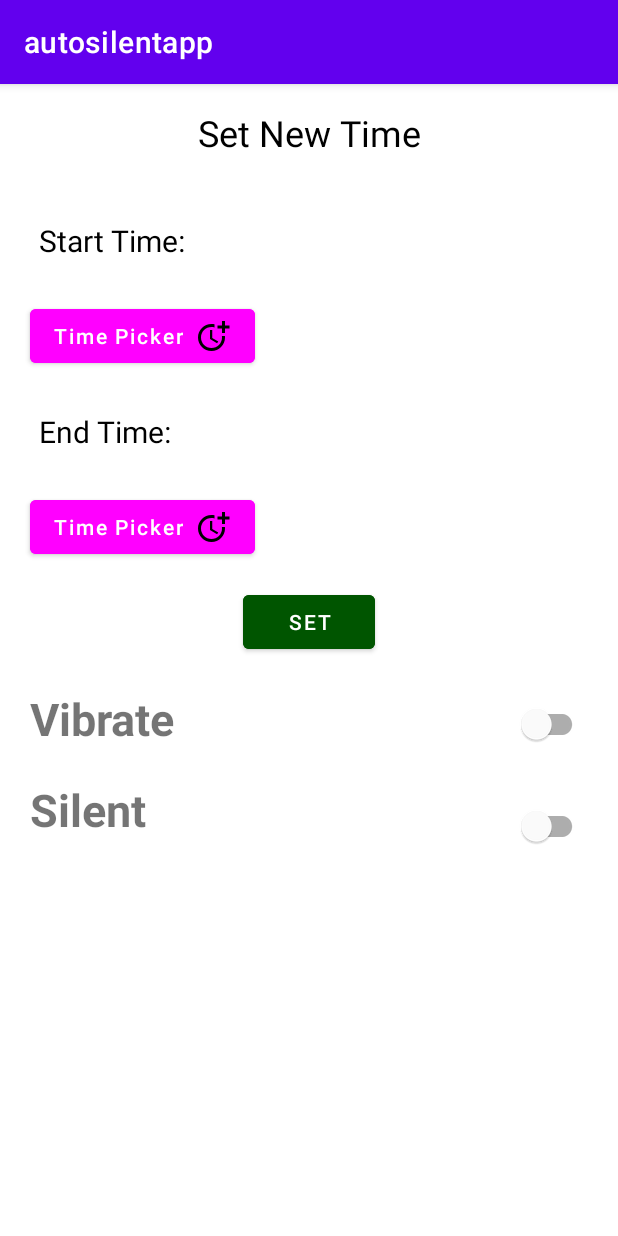
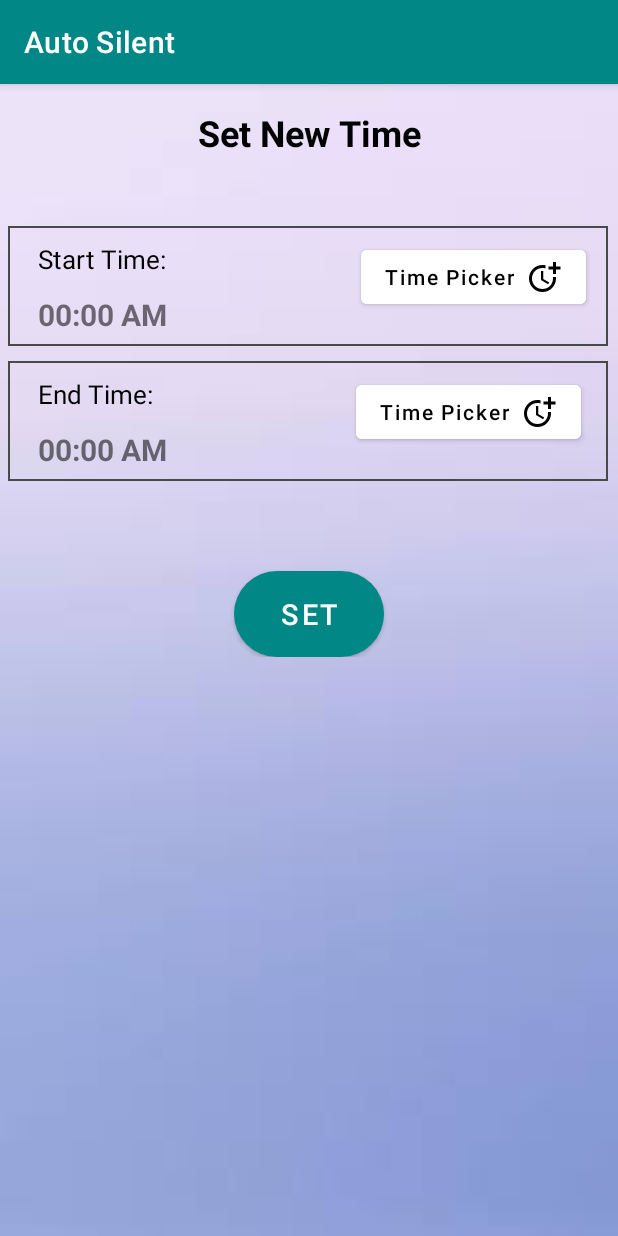
Before and after one commit to Zohaib-96/ProjectAutoSi, an Android app: the screen it shows after launch (MainActivity), after a tap on "TODO", on a phone screen of 412 x 824 dp. Run offline under Robolectric (Android 15) with nearby library versions, the phone set to English and light mode, and no system bars; our stand-ins replace Room's generated code, data binding; libraries missing offline, so code that uses them is left out: it.xabaras.android.

Commit message:
Initial Commit

```diff
--- a/app/src/main/java/com/example/autosilentapp/MainActivity.kt
+++ b/app/src/main/java/com/example/autosilentapp/MainActivity.kt
@@ -13,6 +13,6 @@ class MainActivity : AppCompatActivity() {
             supportFragmentManager.findFragmentById(R.id.nav_host_fragment) as NavHostFragment
         val navController = navHostFragment.navController
         navController.navigate(R.id.homeFragment)
-       // navController.navigate(R.id.addTimerFragment2)
+
     }
 }
--- /dev/null
+++ b/app/src/main/res/drawable/button_shape.xml
@@ -0,0 +1,5 @@
+<?xml version="1.0" encoding="utf-8"?>
+<shape xmlns:android="http://schemas.android.com/apk/res/android">
+    <solid android:color="@color/white"/>
+    <corners android:radius="500dp" />
+</shape>
--- /dev/null
+++ b/app/src/main/res/drawable/layout_shape.xml
@@ -0,0 +1,4 @@
+<?xml version="1.0" encoding="utf-8"?>
+<shape xmlns:android="http://schemas.android.com/apk/res/android">
+    <stroke android:width="2px" android:color="#484a49" />
+</shape>
--- a/app/src/main/res/layout/fragment_add_timer.xml
+++ b/app/src/main/res/layout/fragment_add_timer.xml
@@ -12,11 +12,13 @@
     <FrameLayout
         android:layout_width="match_parent"
         android:layout_height="match_parent"
+        android:background="@drawable/bck_img"
         tools:context=".AddTimerFragment">
 
-        <RelativeLayout
+        <LinearLayout
             android:layout_width="match_parent"
-            android:layout_height="wrap_content">
+            android:layout_height="wrap_content"
+            android:orientation="vertical">
 
             <TextView
                 android:id="@+id/timeSetTitle"
@@ -26,141 +28,135 @@
                 android:padding="16dp"
                 android:text="Set New Time"
                 android:textColor="@color/black"
-                android:textSize="24sp" />
-            <!-- -&#45;&#45;&#45;5;&#45;&#45;&#45;&#45;&#45;&#-->
+                android:textSize="24sp"
+                android:textStyle="bold" />
+
+
+            <!-- -&#45;&#45;&#45;5; Strat Time &#45;&#45;&#45;&#45;&#45;&#-->
+
+            <LinearLayout
+                android:id="@+id/StarttimeLayout"
+                android:layout_width="400dp"
+                android:layout_height="80dp"
+                android:layout_marginLeft="5dp"
+                android:layout_marginTop="30dp"
+                android:background="@drawable/layout_shape"
+                android:orientation="horizontal">
+
+                <LinearLayout
+                    android:layout_width="wrap_content"
+                    android:layout_height="wrap_content"
+                    android:orientation="vertical">
 
                     <TextView
                         android:id="@+id/startTime"
                         android:layout_width="wrap_content"
-                android:layout_height="wrap_content"
+                        android:layout_height="30dp"
                         android:layout_below="@+id/timeSetTitle"
-                android:layout_marginStart="10dp"
+                        android:layout_marginStart="20dp"
                         android:layout_marginTop="10dp"
                         android:layout_marginEnd="10dp"
-                android:layout_marginBottom="10dp"
-                android:padding="16dp"
                         android:text="Start Time:"
                         android:textColor="@color/black"
-                android:textSize="20sp" />
+                        android:textSize="17sp" />
+
+                    <TextView
+                        android:id="@+id/setStartTime"
+                        android:layout_width="wrap_content"
+                        android:layout_height="30dp"
+                        android:layout_marginStart="20dp"
+                        android:layout_marginTop="5dp"
+                        android:text="00:00 AM"
+                        android:textSize="20sp"
+                        android:textStyle="bold" />
+
+                </LinearLayout>
 
                 <Button
                     android:id="@+id/startTimePicker"
                     android:layout_width="150dp"
                     android:layout_height="wrap_content"
-                android:layout_below="@+id/startTime"
-                android:layout_gravity="center_horizontal"
-                android:layout_marginStart="20dp"
-                android:backgroundTint="#ff00ff"
+                    android:layout_marginStart="120dp"
+                    android:layout_marginTop="10dp"
+                    android:backgroundTint="@color/white"
                     android:drawableRight="@drawable/addtime"
                     android:text="Time Picker"
-                android:textAllCaps="false" />
+                    android:textAllCaps="false"
+                    android:textColor="@color/black" />
+
+            </LinearLayout>
+
+            <!-- -&#45;&#45;&#45;5; Strat Time &#45;&#45;&#45;&#45;&#45;&#-->
 
 
-            <TextView
-                android:id="@+id/setStartTime"
+            <!-- -&#45;&#45;&#45;5; End Time &#45;&#45;&#45;&#45;&#45;&#-->
+
+            <LinearLayout
+                android:layout_width="400dp"
+                android:layout_height="80dp"
+                android:layout_marginLeft="5dp"
+                android:layout_marginTop="10dp"
+                android:background="@drawable/layout_shape"
+                android:orientation="horizontal">
+
+                <LinearLayout
                     android:layout_width="wrap_content"
                     android:layout_height="wrap_content"
-                android:layout_below="@+id/timeSetTitle"
-                android:layout_marginStart="5dp"
-                android:layout_marginTop="27dp"
-                android:layout_toEndOf="@+id/startTime"
+                    android:orientation="vertical">
 
-                android:textSize="17sp"
-                android:textStyle="bold" />
-
-            <!-- -&#45;&#45;&#45;5;&#45;&#45;&#45;&#45;&#45;&#-->
                     <TextView
                         android:id="@+id/endTime"
                         android:layout_width="wrap_content"
-                android:layout_height="wrap_content"
-                android:layout_below="@+id/startTimePicker"
-                android:layout_marginStart="10dp"
+                        android:layout_height="30dp"
+                        android:layout_marginStart="20dp"
                         android:layout_marginTop="10dp"
                         android:layout_marginEnd="10dp"
-                android:layout_marginBottom="10dp"
-                android:padding="16dp"
                         android:text="End Time:"
                         android:textColor="@color/black"
-                android:textSize="20sp" />
+                        android:textSize="17sp" />
 
                     <TextView
                         android:id="@+id/setEndTime"
                         android:layout_width="wrap_content"
-                android:layout_height="wrap_content"
-                android:layout_below="@+id/startTimePicker"
-                android:layout_marginStart="5dp"
-                android:layout_marginTop="25dp"
-                android:layout_toEndOf="@+id/endTime"
-                android:textSize="17sp"
+                        android:layout_height="30dp"
+                        android:layout_marginStart="20dp"
+                        android:layout_marginTop="5dp"
+                        android:text="00:00 AM"
+                        android:textSize="20sp"
                         android:textStyle="bold" />
+
+                </LinearLayout>
+
 
                 <Button
                     android:id="@+id/endTimePicker"
                     android:layout_width="150dp"
                     android:layout_height="wrap_content"
-                android:layout_below="@+id/endTime"
-                android:layout_gravity="center_horizontal"
-                android:layout_marginStart="20dp"
-                android:backgroundTint="#ff00ff"
+                    android:layout_marginStart="125dp"
+                    android:layout_marginTop="10dp"
+                    android:backgroundTint="@color/white"
                     android:drawableRight="@drawable/addtime"
                     android:text="Time Picker"
-                android:textAllCaps="false" />
+                    android:textAllCaps="false"
+                    android:textColor="@color/black" />
+
+
+            </LinearLayout>
 
             <!-- -&#45;&#45;&#45;5;&#45;&#45;&#45;&#45;&#45;&#-->
             <Button
                 android:id="@+id/btnSet"
-                android:layout_width="wrap_content"
-                android:layout_height="wrap_content"
-                android:layout_below="@+id/endTimePicker"
-                android:layout_centerHorizontal="true"
-                android:layout_marginTop="15dp"
-                android:backgroundTint="#005500"
-                android:text="Set" />
+                android:layout_width="100dp"
+                android:layout_height="57dp"
+                android:layout_gravity="center"
+                android:layout_marginTop="60dp"
+                android:background="@drawable/button_shape"
+                android:backgroundTint="@color/white"
+                android:text="Set"
+                android:textSize="19sp" />
 
-            <TextView
-                android:id="@+id/vibrate"
-                android:layout_width="wrap_content"
-                android:layout_height="wrap_content"
-                android:layout_below="@+id/btnSet"
-                android:layout_marginStart="20dp"
-                android:layout_marginTop="20dp"
-                android:text="Vibrate"
-                android:textSize="30sp"
-                android:textStyle="bold"
-
-                />
-
-            <com.google.android.material.switchmaterial.SwitchMaterial
-                android:id="@+id/btnVibrateSwitch"
-                android:layout_width="wrap_content"
-                android:layout_height="wrap_content"
-                android:layout_below="@+id/btnSet"
-                android:layout_alignParentEnd="true"
-                android:layout_marginTop="20dp"
-                android:layout_marginEnd="20dp" />
-
-            <TextView
-                android:id="@+id/silent"
-                android:layout_width="wrap_content"
-                android:layout_height="wrap_content"
-                android:layout_below="@+id/vibrate"
-                android:layout_marginStart="20dp"
-                android:layout_marginTop="20dp"
-                android:text="Silent"
-                android:textSize="30sp"
-                android:textStyle="bold"
-
-                />
-
-            <com.google.android.material.switchmaterial.SwitchMaterial
-                android:id="@+id/btnSilenteSwitch"
-                android:layout_width="wrap_content"
-                android:layout_height="wrap_content"
-                android:layout_below="@+id/btnVibrateSwitch"
-                android:layout_alignParentEnd="true"
-                android:layout_marginTop="20dp"
-                android:layout_marginEnd="20dp" />
-        </RelativeLayout>
+        </LinearLayout>
 
     </FrameLayout>
+
 </layout>
--- a/app/src/main/res/layout/fragment_home.xml
+++ b/app/src/main/res/layout/fragment_home.xml
@@ -6,6 +6,7 @@
     <FrameLayout
         android:layout_width="match_parent"
         android:layout_height="match_parent"
+        android:background="@drawable/bck_img"
         tools:context=".HomeFragment">
 
         <TextView
@@ -13,10 +14,12 @@
             android:layout_width="match_parent"
             android:layout_height="100dp"
             android:layout_margin="10dp"
+            android:gravity="center"
             android:padding="20dp"
             android:text="Alarm"
             android:textSize="50sp"
-            android:textStyle="italic|bold" />
+            android:textColor="#FF018786"
+            android:textStyle="bold" />
 
         <RelativeLayout
             android:layout_width="match_parent"
--- a/app/src/main/res/values/colors.xml
+++ b/app/src/main/res/values/colors.xml
@@ -1,8 +1,8 @@
 <?xml version="1.0" encoding="utf-8"?>
 <resources>
     <color name="purple_200">#FFBB86FC</color>
-    <color name="purple_500">#FF6200EE</color>
-    <color name="purple_700">#FF3700B3</color>
+    <color name="purple_500">#FF018786</color>
+    <color name="purple_700">#CBB8E4</color>
     <color name="teal_200">#FF03DAC5</color>
     <color name="teal_700">#FF018786</color>
     <color name="black">#FF000000</color>
--- a/app/src/main/res/values/strings.xml
+++ b/app/src/main/res/values/strings.xml
@@ -1,5 +1,5 @@
 <resources>
-    <string name="app_name">autosilentapp</string>
+    <string name="app_name">Auto Silent</string>
     <!-- TODO: Remove or change this placeholder text -->
     <string name="hello_blank_fragment">Hello blank fragment</string>
     <string name="todo">TODO</string>
--- a/build.gradle
+++ b/build.gradle
@@ -1,14 +1,13 @@
 buildscript {
     repositories {
         google()
-
     }
     dependencies {
         classpath("androidx.navigation:navigation-safe-args-gradle-plugin:2.5.3")
     }
 }
 plugins {
-    id 'com.android.application' version '7.4.1' apply false
-    id 'com.android.library' version '7.4.1' apply false
+    id 'com.android.application' version '8.0.1' apply false
+    id 'com.android.library' version '8.0.1' apply false
     id 'org.jetbrains.kotlin.android' version '1.8.20-Beta' apply false
 }
--- a/gradle.properties
+++ b/gradle.properties
@@ -21,3 +21,5 @@ kotlin.code.style=official
 # resources declared in the library itself and none from the library's dependencies,
 # thereby reducing the size of the R class for that library
 android.nonTransitiveRClass=true
+android.defaults.buildfeatures.buildconfig=true
+android.nonFinalResIds=false
--- a/settings.gradle
+++ b/settings.gradle
@@ -3,6 +3,7 @@ pluginManagement {
         gradlePluginPortal()
         google()
         mavenCentral()
+
     }
 }
 dependencyResolutionManagement {
```
Also changed, not shown: app/build.gradle (+17 -12 lines), app/src/main/res/layout/custom_list_time.xml (+41 -29 lines), app/src/main/res/drawable/bck_img.jpeg (added), gradle/wrapper/gradle-wrapper.properties. Lines whose indentation alone changed are shown as unchanged.
